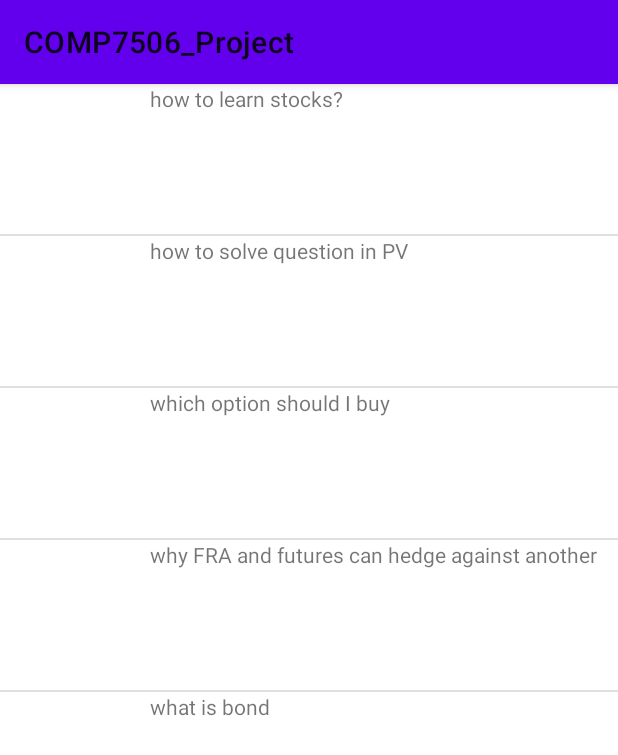
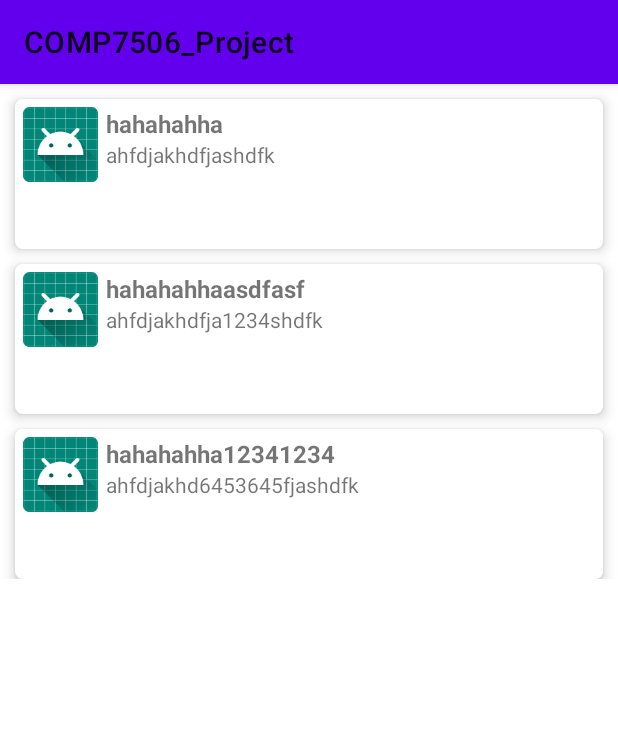
Before and after one commit to hadipash/COMP7506_Project, an Android app: the Forum screen opened directly, with no data from a screen before it, on a phone screen of 412 x 824 dp. Shown: the top 755 px of the screen. Run offline under Robolectric (Android 15) with nearby library versions, the phone set to English and light mode, and no system bars.

Commit message:
fix forum page.

```diff
--- a/app/src/main/java/hk/hku/cs/comp7506_project/Forum/Forum.java
+++ b/app/src/main/java/hk/hku/cs/comp7506_project/Forum/Forum.java
@@ -4,27 +4,47 @@ import android.os.Bundle;
 import android.widget.ListView;
 
 import androidx.appcompat.app.AppCompatActivity;
+import androidx.recyclerview.widget.LinearLayoutManager;
+import androidx.recyclerview.widget.RecyclerView;
 import hk.hku.cs.comp7506_project.R;
 
 
 public class Forum extends AppCompatActivity {
 
-    ListView list;
-    String[] web = {
-            "how to learn stocks?",
-            "how to solve question in PV",
-            "which option should I buy",
-            "why FRA and futures can hedge against another",
-            "what is bond"
-    } ;
+    private RecyclerView mRecyclerView;
+    private RecyclerView.Adapter mAdapter;
+    private RecyclerView.LayoutManager mLayoutManager;
 
     @Override
     protected void onCreate(Bundle savedInstanceState) {
         super.onCreate(savedInstanceState);
         setContentView(R.layout.activity_forum);
-        ForumAdapter listAdapter = new ForumAdapter(this, web, null);
-        list=(ListView)findViewById(R.id.list);
-        list.setAdapter(listAdapter);
 
+        mRecyclerView = (RecyclerView) findViewById(R.id.post);
+
+        // use this setting to improve performance if you know that changes
+        // in content do not change the layout size of the RecyclerView
+        mRecyclerView.setHasFixedSize(true);
+
+        // use a linear layout manager
+        mLayoutManager = new LinearLayoutManager(this);
+        mRecyclerView.setLayoutManager(mLayoutManager);
+
+        // specify an adapter (see also next example)
+        mAdapter = new ForumAdapter(getPost());
+        mRecyclerView.setAdapter(mAdapter);
+    }
+
+    private ForumPost[] getPost()
+    {
+        ForumPost postexample[] = new ForumPost[3];
+
+        postexample[0] = new ForumPost("hahahahha", "ahfdjakhdfjashdfk");
+
+        postexample[1] = new ForumPost("hahahahhaasdfasf", "ahfdjakhdfja1234shdfk");
+
+        postexample[2] = new ForumPost("hahahahha12341234", "ahfdjakhd6453645fjashdfk");
+
+        return postexample;
     }
 }
--- a/app/src/main/java/hk/hku/cs/comp7506_project/Forum/ForumAdapter.java
+++ b/app/src/main/java/hk/hku/cs/comp7506_project/Forum/ForumAdapter.java
@@ -1,36 +1,65 @@
 package hk.hku.cs.comp7506_project.Forum;
 
+import android.util.Log;
 import android.view.LayoutInflater;
 import android.view.View;
 import android.view.ViewGroup;
-import android.widget.ArrayAdapter;
 import android.widget.ImageView;
 import android.widget.TextView;
 
-import androidx.appcompat.app.AppCompatActivity;
+import androidx.annotation.NonNull;
+import androidx.recyclerview.widget.RecyclerView;
 import hk.hku.cs.comp7506_project.R;
 
-public class ForumAdapter extends ArrayAdapter<String> {
+public class ForumAdapter extends RecyclerView.Adapter<ForumAdapter.ForumViewHolder> {
 
-    private AppCompatActivity context;
-    private String[] web;
-    private Integer[] imageId;
+    private ForumPost[] mDataset;
 
-    public ForumAdapter (AppCompatActivity context, String[] web, Integer[] imageId) {
-        super(context, R.layout.activity_forum_listview, web);
-        this.context = context;
-        this.web = web;
-        this.imageId = imageId;
+    // Provide a suitable constructor (depends on the kind of dataset)
+    public ForumAdapter(ForumPost[] myDataset) {
+        mDataset = myDataset;
     }
 
+    public static class ForumViewHolder extends RecyclerView.ViewHolder {
+        // each data item is just a string in this case
+        public final TextView postTitle;
+        public final TextView postContent;
+        public ForumViewHolder(View v) {
+            super(v);
+            postTitle = v.findViewById(R.id.post_title);
+            postContent = v.findViewById(R.id.post_content);
+        }
+    }
+
+    // Create new views (invoked by the layout manager)
+    @NonNull
     @Override
-    public View getView(int position, View view, ViewGroup parent) {
-        LayoutInflater inflater = context.getLayoutInflater();
-        View rowView= inflater.inflate(R.layout.activity_forum_listview, null, true);
-        TextView txtTitle = (TextView) rowView.findViewById(R.id.txt);
-        ImageView imageView = (ImageView) rowView.findViewById(R.id.img);
-        txtTitle.setText(web[position]);
-        //imageView.setImageResource(imageId[position]);
-        return rowView;
+    public ForumAdapter.ForumViewHolder  onCreateViewHolder(@NonNull ViewGroup parent,
+                                                     int viewType) {
+        // create a new view
+        View v = LayoutInflater.from(parent.getContext())
+                .inflate(R.layout.activity_forum_card, parent, false);
+
+        ForumViewHolder vh = new ForumViewHolder(v);
+        return vh;
+    }
+
+    // Replace the contents of a view (invoked by the layout manager)
+    @Override
+    public void onBindViewHolder(@NonNull ForumViewHolder holder, int position) {
+        // - get element from your dataset at this position
+        // - replace the contents of the view with that element
+
+        Log.d("post", "title:" + mDataset[position].getPostTitle() + " \n");
+        Log.d("post", "Content: " + mDataset[position].getPostContent() + " \n");
+        holder.postTitle.setText(mDataset[position].getPostTitle());
+        holder.postContent.setText(mDataset[position].getPostContent());
+
+    }
+
+    // Return the size of your dataset (invoked by the layout manager)
+    @Override
+    public int getItemCount() {
+        return mDataset.length;
     }
 }
--- /dev/null
+++ b/app/src/main/java/hk/hku/cs/comp7506_project/Forum/ForumComment.java
@@ -0,0 +1,46 @@
+package hk.hku.cs.comp7506_project.Forum;
+
+public class ForumComment {
+    private String comment;
+    private String cUsrname;
+
+    private class CommentReply
+    {
+        private String reply;
+        private String rUsrname;
+
+        CommentReply(String _reply, String _rUsrname)
+        {
+            reply = _reply;
+            rUsrname = _rUsrname;
+        }
+
+        public String getReply()
+        {
+            return reply;
+        }
+
+        public String getrUsrname()
+        {
+            return rUsrname;
+        }
+    }
+
+
+    ForumComment(String _comment, String _cUsrname)
+    {
+        comment = _comment;
+        cUsrname = _cUsrname;
+    }
+
+
+    public String getComment()
+    {
+        return comment;
+    }
+
+    public String getUsrname()
+    {
+        return cUsrname;
+    }
+}
--- /dev/null
+++ b/app/src/main/java/hk/hku/cs/comp7506_project/Forum/ForumPost.java
@@ -0,0 +1,24 @@
+package hk.hku.cs.comp7506_project.Forum;
+
+public class ForumPost {
+    private String postTitle;
+    private String postContent;
+
+
+    ForumPost(String _postTitle, String _postContent)
+    {
+        postTitle = _postTitle;
+        postContent = _postContent;
+    }
+
+    public String getPostTitle()
+    {
+        return postTitle;
+    }
+
+    public String getPostContent()
+    {
+        return postContent;
+    }
+
+}
--- a/app/src/main/res/layout/activity_forum.xml
+++ b/app/src/main/res/layout/activity_forum.xml
@@ -1,13 +1,12 @@
 <?xml version="1.0" encoding="utf-8"?>
-<LinearLayout xmlns:android="http://schemas.android.com/apk/res/android"
-xmlns:tools="http://schemas.android.com/tools"
-android:layout_width="match_parent"
-android:layout_height="match_parent"
-android:orientation="vertical"
-    >
-    <ListView
-    android:id="@+id/list"
+
+<androidx.recyclerview.widget.RecyclerView
+    xmlns:android="http://schemas.android.com/apk/res/android"
+    xmlns:tools="http://schemas.android.com/tools"
+    android:id="@+id/post"
     android:layout_width="match_parent"
-    android:layout_height="wrap_content" >
-    </ListView>
-</LinearLayout>
+    android:layout_height="wrap_content"
+    android:scrollbars="vertical"
+    tools:context=".Forum.Forum">
+
+</androidx.recyclerview.widget.RecyclerView>
--- /dev/null
+++ b/app/src/main/res/layout/activity_forum_card.xml
@@ -0,0 +1,44 @@
+<?xml version="1.0" encoding="utf-8"?>
+<androidx.cardview.widget.CardView
+xmlns:android="http://schemas.android.com/apk/res/android"
+xmlns:card_view="http://schemas.android.com/apk/res-auto"
+android:layout_marginTop="@dimen/card_margin"
+android:layout_marginLeft="@dimen/card_margin"
+android:layout_marginRight="@dimen/card_margin"
+android:layout_width="match_parent"
+android:layout_height="@dimen/card_height"
+card_view:cardCornerRadius="@dimen/card_radius"
+card_view:cardElevation="@dimen/card_elevation"
+card_view:contentPadding="@dimen/card_content_padding">
+
+<RelativeLayout
+    android:layout_width="match_parent"
+    android:layout_height="match_parent">
+
+    <ImageView
+        android:id="@+id/post_img"
+        android:layout_width="50dp"
+        android:layout_height="50dp"
+        android:contentDescription="TODO"
+        card_view:srcCompat="@mipmap/ic_launcher" />
+
+    <TextView
+        android:id="@+id/post_title"
+        android:layout_toEndOf="@id/post_img"
+        android:layout_width="wrap_content"
+        android:layout_height="wrap_content"
+        android:textStyle="bold"
+        android:textSize="16sp"
+        android:layout_marginStart="@dimen/card_content_padding" />
+
+    <TextView
+        android:id="@+id/post_content"
+        android:layout_toEndOf="@id/post_img"
+        android:layout_below="@id/post_title"
+        android:layout_width="wrap_content"
+        android:layout_height="wrap_content"
+        android:layout_marginStart="@dimen/card_content_padding" />
+
+</RelativeLayout>
+
+</androidx.cardview.widget.CardView>
--- a/app/src/main/res/layout/activity_forum_listview.xml
+++ /dev/null
@@ -1,15 +0,0 @@
-<?xml version="1.0" encoding="utf-8"?>
-<TableLayout xmlns:android="http://schemas.android.com/apk/res/android"
-    android:layout_width="match_parent"
-    android:layout_height="match_parent" >
-    <TableRow>
-        <ImageView
-            android:id="@+id/img"
-            android:layout_width="100dp"
-            android:layout_height="100dp"/>
-        <TextView
-            android:id="@+id/txt"
-            android:layout_width="wrap_content"
-            android:layout_height="100dp" />
-    </TableRow>
-</TableLayout>
```
